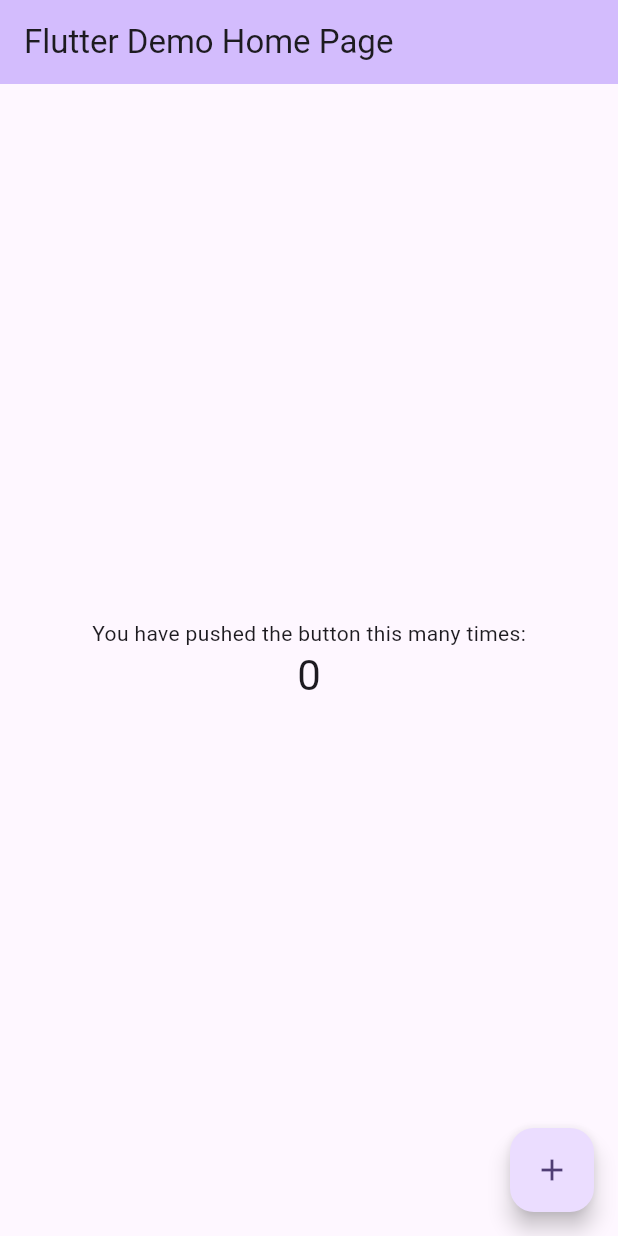
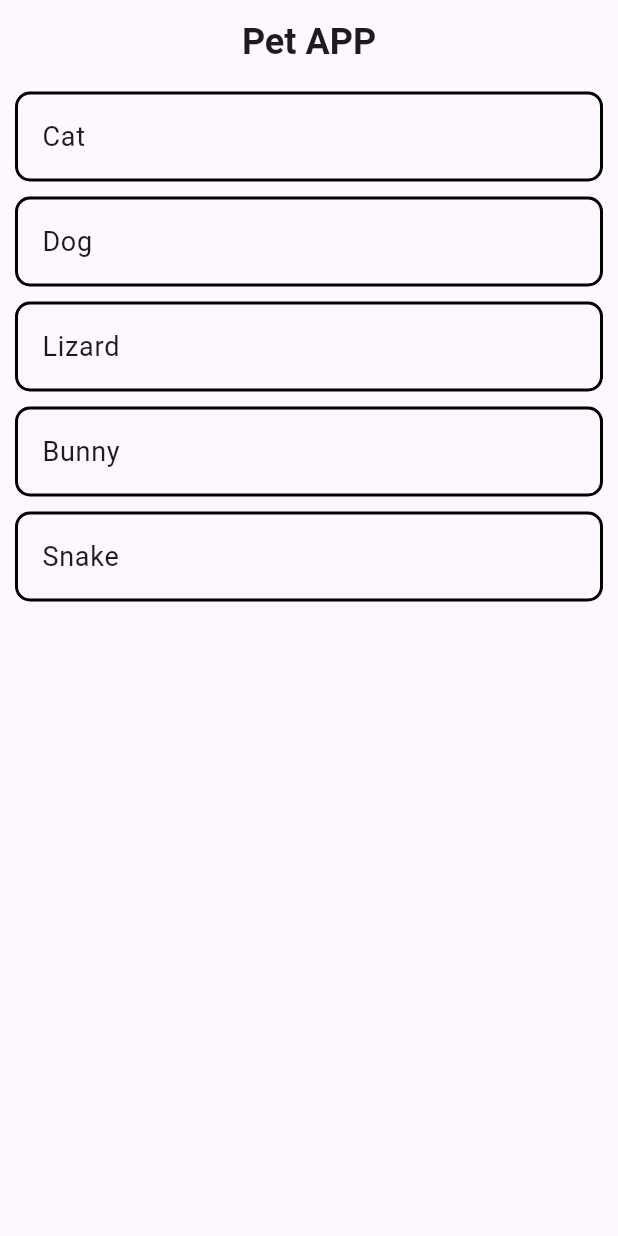
Before and after one commit to rayh4an/MAD_PetApp_2-5, a Flutter app: the screen it shows after launch, on a phone screen of 412 x 824 dp. Run offline on Flutter 3.47's test engine with Material 3 defaults, Android fonts, the phone set to English and light mode, and no system bars.

Commit message:
implemented features

```diff
--- a/petapp/lib/main.dart
+++ b/petapp/lib/main.dart
@@ -1,125 +1,87 @@
 import 'package:flutter/material.dart';
 
 void main() {
-  runApp(const MyApp());
+  runApp(const PetApp());
 }
 
-class MyApp extends StatelessWidget {
-  const MyApp({super.key});
+class PetApp extends StatelessWidget {
+  const PetApp({super.key});
 
-  // This widget is the root of your application.
   @override
   Widget build(BuildContext context) {
     return MaterialApp(
-      title: 'Flutter Demo',
+      title: 'Pet App',
       theme: ThemeData(
-        // This is the theme of your application.
-        //
-        // TRY THIS: Try running your application with "flutter run". You'll see
-        // the application has a purple toolbar. Then, without quitting the app,
-        // try changing the seedColor in the colorScheme below to Colors.green
-        // and then invoke "hot reload" (save your changes or press the "hot
-        // reload" button in a Flutter-supported IDE, or press "r" if you used
-        // the command line to start the app).
-        //
-        // Notice that the counter didn't reset back to zero; the application
-        // state is not lost during the reload. To reset the state, use hot
-        // restart instead.
-        //
-        // This works for code too, not just values: Most code changes can be
-        // tested with just a hot reload.
-        colorScheme: ColorScheme.fromSeed(seedColor: Colors.deepPurple),
-        useMaterial3: true,
+        primarySwatch: Colors.blue,
       ),
-      home: const MyHomePage(title: 'Flutter Demo Home Page'),
+      home: const PetListPage(),
     );
   }
 }
 
-class MyHomePage extends StatefulWidget {
-  const MyHomePage({super.key, required this.title});
+class PetListPage extends StatelessWidget {
+  const PetListPage({super.key});
 
-  // This widget is the home page of your application. It is stateful, meaning
-  // that it has a State object (defined below) that contains fields that affect
-  // how it looks.
-
-  // This class is the configuration for the state. It holds the values (in this
-  // case the title) provided by the parent (in this case the App widget) and
-  // used by the build method of the State. Fields in a Widget subclass are
-  // always marked "final".
-
-  final String title;
-
-  @override
-  State<MyHomePage> createState() => _MyHomePageState();
-}
-
-class _MyHomePageState extends State<MyHomePage> {
-  int _counter = 0;
-
-  void _incrementCounter() {
-    setState(() {
-      // This call to setState tells the Flutter framework that something has
-      // changed in this State, which causes it to rerun the build method below
-      // so that the display can reflect the updated values. If we changed
-      // _counter without calling setState(), then the build method would not be
-      // called again, and so nothing would appear to happen.
-      _counter++;
-    });
-  }
+  final List<String> pets = const ['Cat', 'Dog', 'Lizard', 'Bunny', 'Snake'];
 
   @override
   Widget build(BuildContext context) {
-    // This method is rerun every time setState is called, for instance as done
-    // by the _incrementCounter method above.
-    //
-    // The Flutter framework has been optimized to make rerunning build methods
-    // fast, so that you can just rebuild anything that needs updating rather
-    // than having to individually change instances of widgets.
     return Scaffold(
       appBar: AppBar(
-        // TRY THIS: Try changing the color here to a specific color (to
-        // Colors.amber, perhaps?) and trigger a hot reload to see the AppBar
-        // change color while the other colors stay the same.
-        backgroundColor: Theme.of(context).colorScheme.inversePrimary,
-        // Here we take the value from the MyHomePage object that was created by
-        // the App.build method, and use it to set our appbar title.
-        title: Text(widget.title),
+        title: const Text(
+          'Pet APP',
+          style: TextStyle(fontSize: 24, fontWeight: FontWeight.bold),
+        ),
+        centerTitle: true,
       ),
-      body: Center(
-        // Center is a layout widget. It takes a single child and positions it
-        // in the middle of the parent.
-        child: Column(
-          // Column is also a layout widget. It takes a list of children and
-          // arranges them vertically. By default, it sizes itself to fit its
-          // children horizontally, and tries to be as tall as its parent.
-          //
-          // Column has various properties to control how it sizes itself and
-          // how it positions its children. Here we use mainAxisAlignment to
-          // center the children vertically; the main axis here is the vertical
-          // axis because Columns are vertical (the cross axis would be
-          // horizontal).
-          //
-          // TRY THIS: Invoke "debug painting" (choose the "Toggle Debug Paint"
-          // action in the IDE, or press "p" in the console), to see the
-          // wireframe for each widget.
-          mainAxisAlignment: MainAxisAlignment.center,
-          children: <Widget>[
-            const Text(
-              'You have pushed the button this many times:',
+      body: ListView.builder(
+        itemCount: pets.length,
+        itemBuilder: (context, index) {
+          return Container(
+            margin: const EdgeInsets.symmetric(vertical: 5, horizontal: 10),
+            decoration: BoxDecoration(
+              border: Border.all(color: Colors.black, width: 2),
+              borderRadius: BorderRadius.circular(10),
             ),
-            Text(
-              '$_counter',
-              style: Theme.of(context).textTheme.headlineMedium,
+            child: ListTile(
+              title: Text(
+                pets[index],
+                style: const TextStyle(fontSize: 18),
+              ),
+              onTap: () {
+                Navigator.push(
+                  context,
+                  MaterialPageRoute(
+                    builder: (context) => PetDetailPage(petName: pets[index]),
+                  ),
+                );
+              },
             ),
-          ],
-        ),
+          );
+        },
       ),
-      floatingActionButton: FloatingActionButton(
-        onPressed: _incrementCounter,
-        tooltip: 'Increment',
-        child: const Icon(Icons.add),
-      ), // This trailing comma makes auto-formatting nicer for build methods.
     );
   }
 }
+
+class PetDetailPage extends StatelessWidget {
+  final String petName;
+
+  PetDetailPage({super.key, required this.petName});
+
+  @override
+  Widget build(BuildContext context) {
+    return Scaffold(
+      appBar: AppBar(
+        title: Text(petName),
+        centerTitle: true,
+      ),
+      body: Center(
+        child: Text(
+          petName,
+          style: const TextStyle(fontSize: 32, fontWeight: FontWeight.bold),
+        ),
+      ),
+    );
+  }
+}
```
